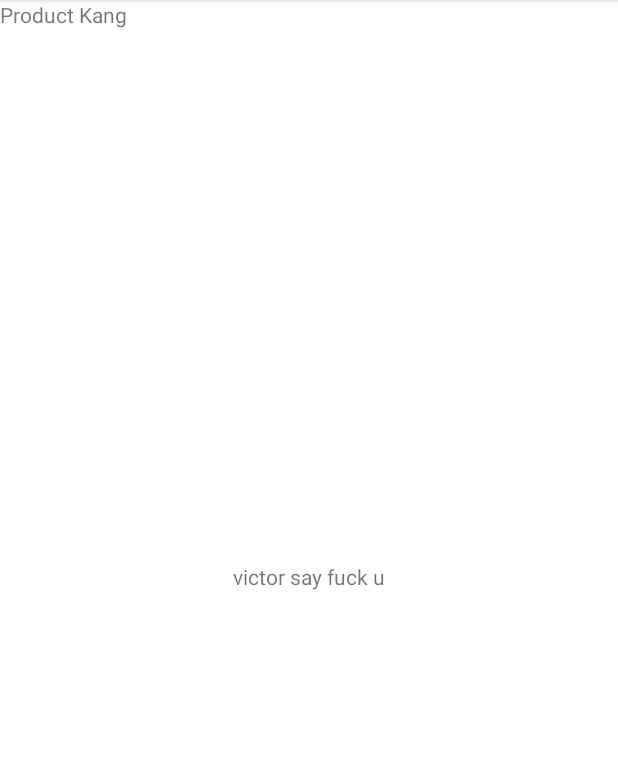
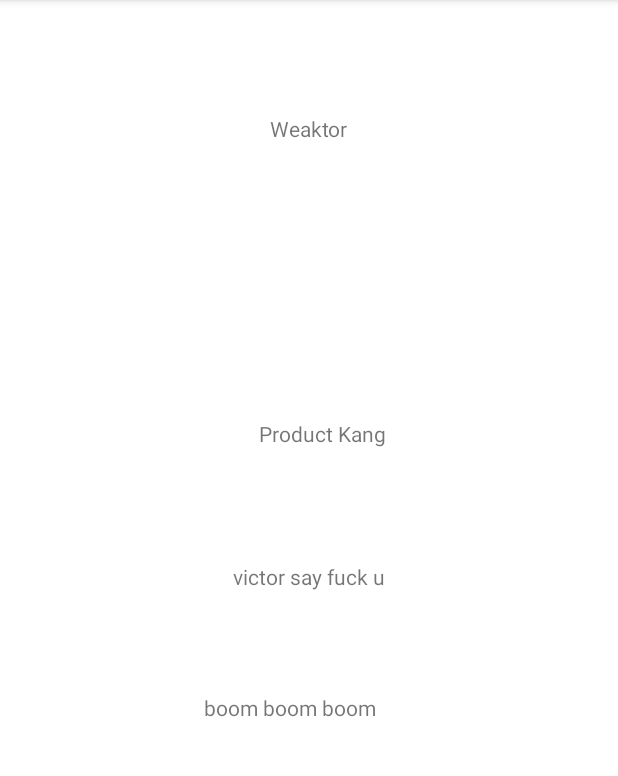
Before and after one commit to junjie200018/WarehouseRIT3G2, an Android app: the screen it shows after launch (MainActivity), on a phone screen of 412 x 824 dp, the part 84-860 px from its top. Run offline under Robolectric (Android 15) with nearby library versions, the phone set to English and light mode, and no system bars.

Commit message:
2nd victor

```diff
--- a/app/src/main/res/layout/activity_main.xml
+++ b/app/src/main/res/layout/activity_main.xml
@@ -7,6 +7,7 @@
     tools:context=".MainActivity">
 
     <TextView
+        android:id="@+id/textView3"
         android:layout_width="wrap_content"
         android:layout_height="wrap_content"
         android:text="victor say fuck u"
@@ -19,9 +20,23 @@
         android:id="@+id/textView"
         android:layout_width="wrap_content"
         android:layout_height="wrap_content"
+        android:layout_marginBottom="76dp"
         android:text="Product Kang"
-        tools:layout_editor_absoluteX="163dp"
-        tools:layout_editor_absoluteY="288dp" />
+        app:layout_constraintBottom_toTopOf="@+id/textView3"
+        app:layout_constraintEnd_toEndOf="parent"
+        app:layout_constraintHorizontal_bias="0.527"
+        app:layout_constraintStart_toStartOf="parent" />
+
+    <TextView
+        android:id="@+id/textView2"
+        android:layout_width="wrap_content"
+        android:layout_height="wrap_content"
+        android:layout_marginTop="68dp"
+        android:text="boom boom boom"
+        app:layout_constraintEnd_toEndOf="parent"
+        app:layout_constraintHorizontal_bias="0.458"
+        app:layout_constraintStart_toStartOf="parent"
+        app:layout_constraintTop_toBottomOf="@+id/textView3" />
 
     <TextView
         android:id="@+id/textView2"
```
Also changed, not shown: 1 other file.
